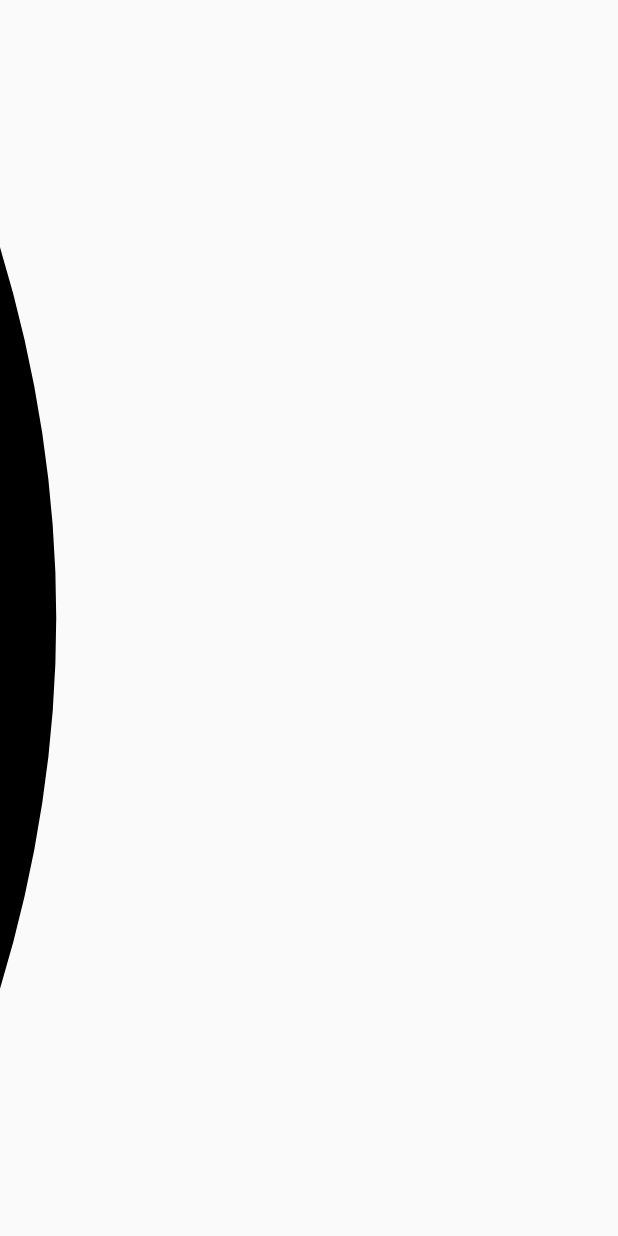
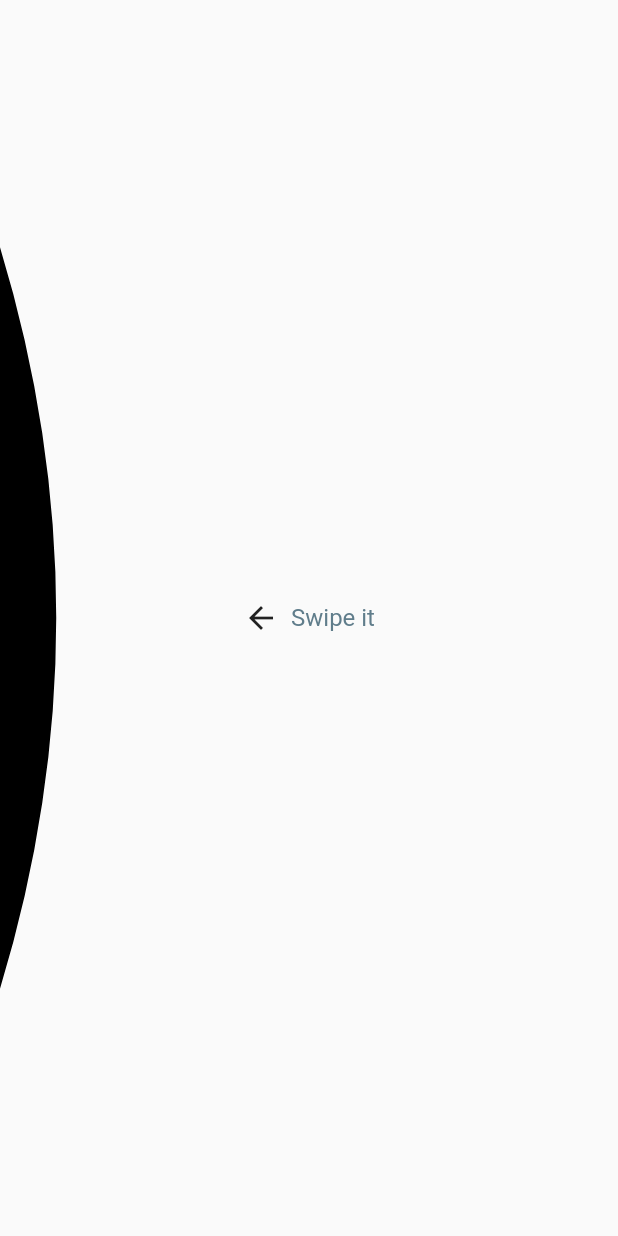
Before and after one commit to swat-cat/animationsandbox, a Flutter app: the first screen one second after launch, on a phone screen of 412 x 824 dp. Run offline on Flutter 3.47's test engine with Material 2 defaults, Android fonts, the phone set to English and light mode, and no system bars.

Commit message:
add swap hint

```diff
--- a/lib/main.dart
+++ b/lib/main.dart
@@ -21,14 +21,18 @@ class _HomeState extends State<Home>
   AnimationController _controllerText;
   AnimationController _scaleController;
   AnimationController _showFuckController;
+  AnimationController _opacityController;
   Animation<double> _animationMenu;
   Animation<double> _animationText;
   Animation<double> _frontScale;
   Animation<double> _backScale;
-  Animation<Offset> _showFuck;
+  Animation<Offset> _showEasy;
+  Animation<double> _opacity;
   bool _menuOpened = false;
-  bool _showfuck = false;
-  double _height;
+  bool _showeasy = false;
+  bool _openedOnce = false;
+  bool _isMenuAvailable = true;
+
 
   @override
   void initState() {
@@ -37,6 +41,7 @@ class _HomeState extends State<Home>
     _controllerText = new AnimationController(vsync: this, duration: const Duration(milliseconds: 500));
     _scaleController = new AnimationController(vsync: this, duration: const Duration(milliseconds: 800));
     _showFuckController = new AnimationController(vsync: this, duration: const Duration(milliseconds: 2000));
+    _opacityController = new AnimationController(vsync: this,duration: const Duration(milliseconds: 800));
     _animationMenu = new Tween(begin: 0.3, end: 1.0).animate(
       new CurvedAnimation(
         parent: _controllerMenu,
@@ -51,8 +56,14 @@ class _HomeState extends State<Home>
         _menuOpened = !_menuOpened;
         _controllerText.forward();
       }
-      if(status == AnimationStatus.dismissed && _showfuck){
-        _showFuckController.forward();
+      if(status == AnimationStatus.dismissed ){
+        if (_showeasy) {
+          _showFuckController.forward();
+          setState(()=>_showeasy = false);
+        }
+        else{
+          setState(()=>_openedOnce = false);
+        }
       }
     });
 
@@ -73,19 +84,23 @@ class _HomeState extends State<Home>
       }
 
     });
-    _showFuck = new Tween(
+    _showEasy = new Tween(
       begin: new Offset(0.0,3.0),
       end: new Offset(0.0,0.0),
     ).animate(new CurvedAnimation(
       parent: _showFuckController,
       curve: new Interval(0.0, 0.5, curve: Curves.easeInOut),
     ));
-    _showFuck.addStatusListener((status){
+    _showEasy.addStatusListener((status){
       if(status == AnimationStatus.completed ){
         _scaleController.forward();
       }
       if(status == AnimationStatus.dismissed){
         _scaleController.reverse();
+        setState((){
+          _openedOnce = false;
+          _isMenuAvailable = true;
+        });
       }
     });
 
@@ -113,6 +128,15 @@ class _HomeState extends State<Home>
         _showFuckController.reverse();
       }
     });
+
+    _opacity = new CurvedAnimation(parent: _opacityController, curve: Curves.easeInOut)..addStatusListener((status) {
+      if (status == AnimationStatus.completed) {
+        _opacityController.reverse();
+      } else if (status == AnimationStatus.dismissed) {
+        _opacityController.forward();
+      }
+    });
+    _opacityController.forward();
   }
 
   @override
@@ -127,6 +151,22 @@ class _HomeState extends State<Home>
         child: new Stack(
           alignment: Alignment.center,
           children: <Widget>[
+            !_openedOnce?new FadeTransition(
+              opacity: _opacity,
+              child: new Row(
+                mainAxisAlignment: MainAxisAlignment.center,
+                children: <Widget>[
+                  new Icon(Icons.arrow_back),
+                  new Padding(padding: const EdgeInsets.only(left: 8.0)),
+                  new Text("Swipe it",
+                    style: new TextStyle(
+                        fontSize: 16.0,
+                        color: Colors.blueGrey
+                    ),
+                  )
+                ],
+              ),
+            ):new Container(),
             new Align(
               child: new GestureDetector(
                 child: new Container(
@@ -139,8 +179,10 @@ class _HomeState extends State<Home>
                   ),
                 ),
                 onHorizontalDragEnd: (details) {
+                  if(!_isMenuAvailable) return;
                   if (details.velocity.pixelsPerSecond.dx > 0 && !_menuOpened) {
                     print("Open");
+                    setState(()=>_openedOnce = true);
                     _controllerMenu.forward();
                   }
                   else if (details.velocity.pixelsPerSecond.dx < 0 && _menuOpened) {
@@ -165,24 +207,27 @@ class _HomeState extends State<Home>
                   ),
                   onTap: (){
                     _controllerText.reverse();
-                    _showfuck = true;
+                    setState((){
+                      _showeasy = true;
+                      _isMenuAvailable = false;
+                    });
                   },
                 ),
               ),
               alignment: Alignment.centerLeft,
             ),
-            new SlideTransition(position: _showFuck,
+            new SlideTransition(position: _showEasy,
               child: new Stack(
                 children: <Widget>[
                   new Transform(transform:  new Matrix4.identity()
                 ..scale(1.0, _backScale.value, 1.0),
                     alignment: FractionalOffset.center,
-                    child: new FuckYouCard("images/too_easy.jpeg"),
+                    child: new EasyCard("images/too_easy.jpeg"),
                   ),
                   new Transform(transform:  new Matrix4.identity()
                     ..scale(1.0, _frontScale.value, 1.0),
                     alignment: FractionalOffset.center,
-                    child: new FuckYouCard(null),
+                    child: new EasyCard(null),
                   ),
                 ],
               )
@@ -213,10 +258,10 @@ class HillClipper extends CustomClipper<Path>{
 }
 
 
-class FuckYouCard extends StatelessWidget {
+class EasyCard extends StatelessWidget {
   final String image;
 
-  FuckYouCard(this.image);
+  EasyCard(this.image);
 
   @override
   Widget build(BuildContext context) {
```
